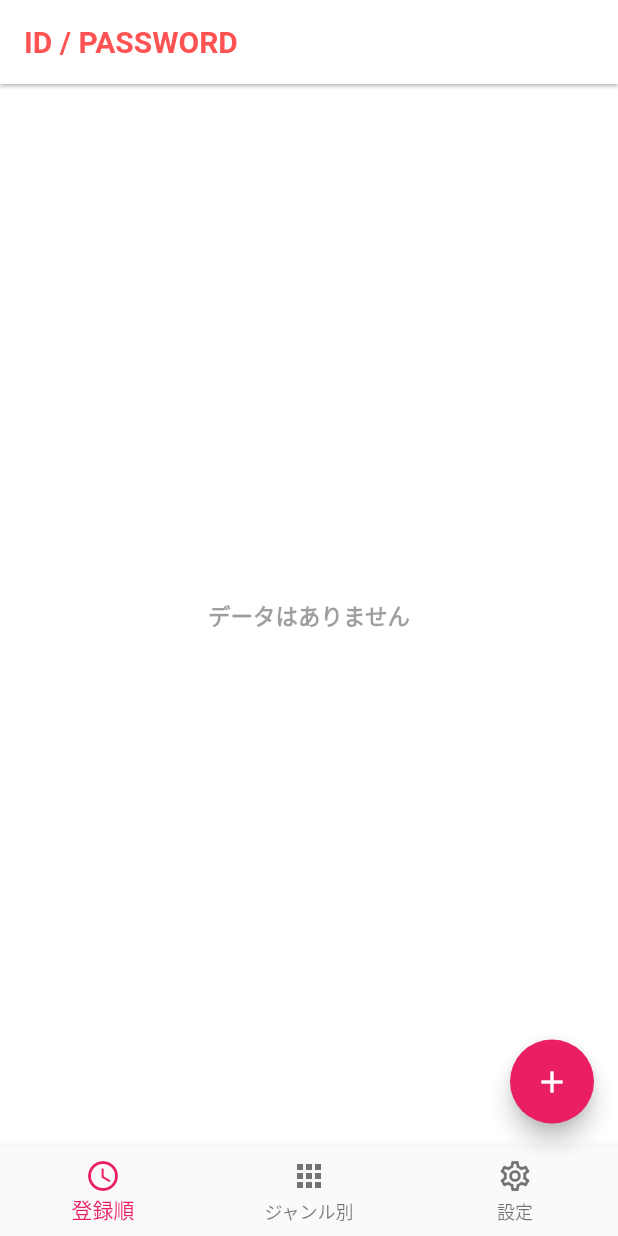
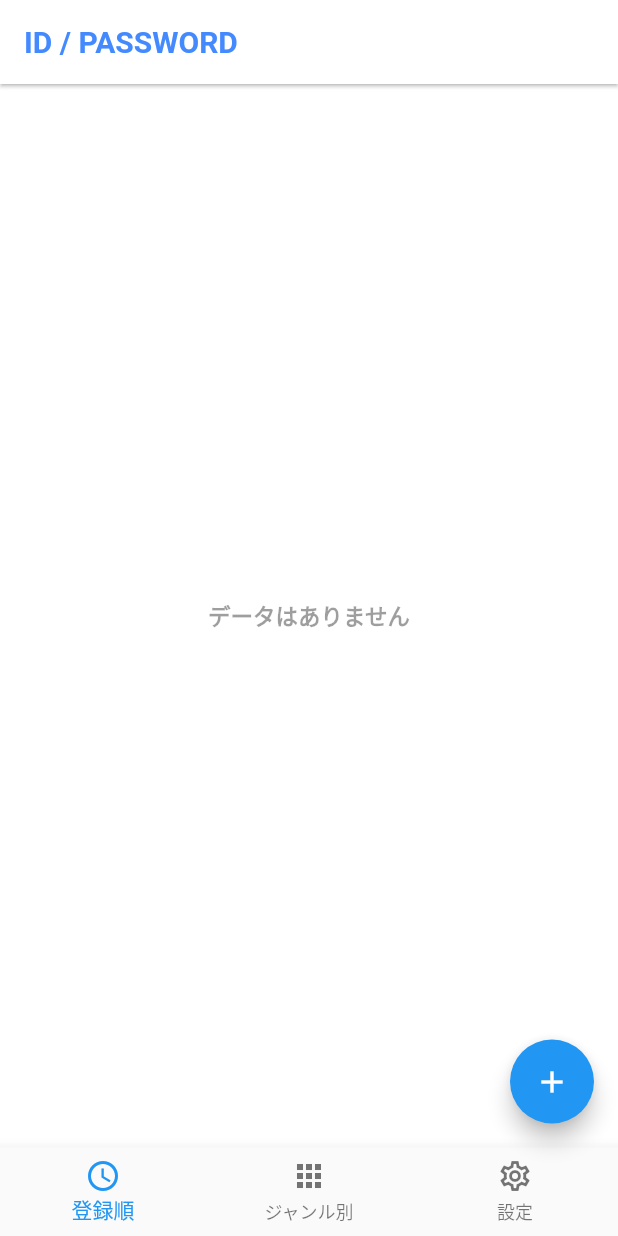
Before and after one commit to kolbe-ryo/password_app_2, a Flutter app: the screen it shows after launch, on a phone screen of 412 x 824 dp. Run offline on Flutter 3.47's test engine with Material 2 defaults, Android fonts, the phone set to English and light mode, and no system bars; our stand-ins replace flutter_riverpod, flutter_secure_storage, fluttertoast, freezed_annotation.

Commit message:
change color theme

```diff
--- a/lib/constants/style.dart
+++ b/lib/constants/style.dart
@@ -5,7 +5,7 @@ const kGreyColor = Color.fromRGBO(200, 200, 200, 1);
 
 // Text
 const kHeadLineStyle = TextStyle(
-  color: Colors.redAccent,
+  color: Colors.blueAccent,
   fontWeight: FontWeight.bold,
   fontSize: 20,
 );
--- a/lib/main.dart
+++ b/lib/main.dart
@@ -13,7 +13,7 @@ class MyApp extends StatelessWidget {
     return MaterialApp(
       title: 'Password App',
       theme: ThemeData(
-        primarySwatch: Colors.pink,
+        primarySwatch: Colors.blue,
         appBarTheme: AppBarTheme.of(context).copyWith(
           backgroundColor: Colors.white,
           elevation: 1.0,
```
